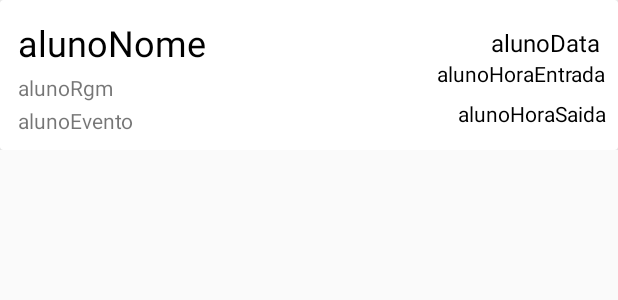
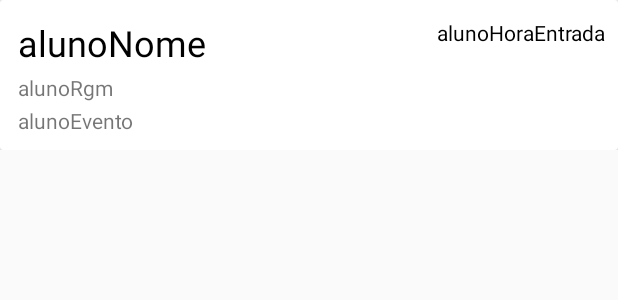
Before and after one commit to gustavomotamacedo/projeto_inout, an Android app: the layout aluno_row.xml on its own in the app's theme, with its tools: preview values and no code run, on a phone screen of 412 x 824 dp. Shown: the top 300 px of the screen. Run offline under Robolectric (Android 15) with nearby library versions, the phone set to English and light mode, and no system bars.

Commit message:
aluno adapter refatorado

```diff
--- a/app/src/main/res/layout/aluno_row.xml
+++ b/app/src/main/res/layout/aluno_row.xml
@@ -40,18 +40,6 @@
                 app:layout_constraintTop_toBottomOf="@+id/alunoNome" />
 
             <TextView
-                android:id="@+id/alunoData"
-                android:layout_width="wrap_content"
-                android:layout_height="wrap_content"
-                android:layout_margin="4dp"
-                android:text="alunoData"
-                android:textColor="@color/black"
-                android:textSize="16sp"
-                app:layout_constraintBottom_toBottomOf="@+id/alunoNome"
-                app:layout_constraintEnd_toEndOf="parent"
-                app:layout_constraintTop_toTopOf="@+id/alunoNome" />
-
-            <TextView
                 android:id="@+id/alunoHoraEntrada"
                 android:layout_width="wrap_content"
                 android:layout_height="wrap_content"
@@ -59,18 +47,7 @@
                 android:textColor="@color/black"
                 android:textSize="14sp"
                 app:layout_constraintEnd_toEndOf="parent"
-                app:layout_constraintTop_toBottomOf="@+id/alunoData" />
-
-            <TextView
-                android:id="@+id/alunoHoraSaida"
-                android:layout_width="wrap_content"
-                android:layout_height="wrap_content"
-                android:text="alunoHoraSaida"
-                android:textColor="@color/black"
-                android:textSize="14sp"
-                app:layout_constraintBottom_toBottomOf="parent"
-                app:layout_constraintEnd_toEndOf="parent"
-                app:layout_constraintTop_toBottomOf="@+id/alunoHoraEntrada" />
+                app:layout_constraintTop_toTopOf="@+id/alunoNome" />
 
             <TextView
                 android:id="@+id/alunoEvento"
```
Also changed, not shown: app/src/main/java/com/gustavomacedo/inout/controller/AlunoAdapter.java (+3 -9 lines).
